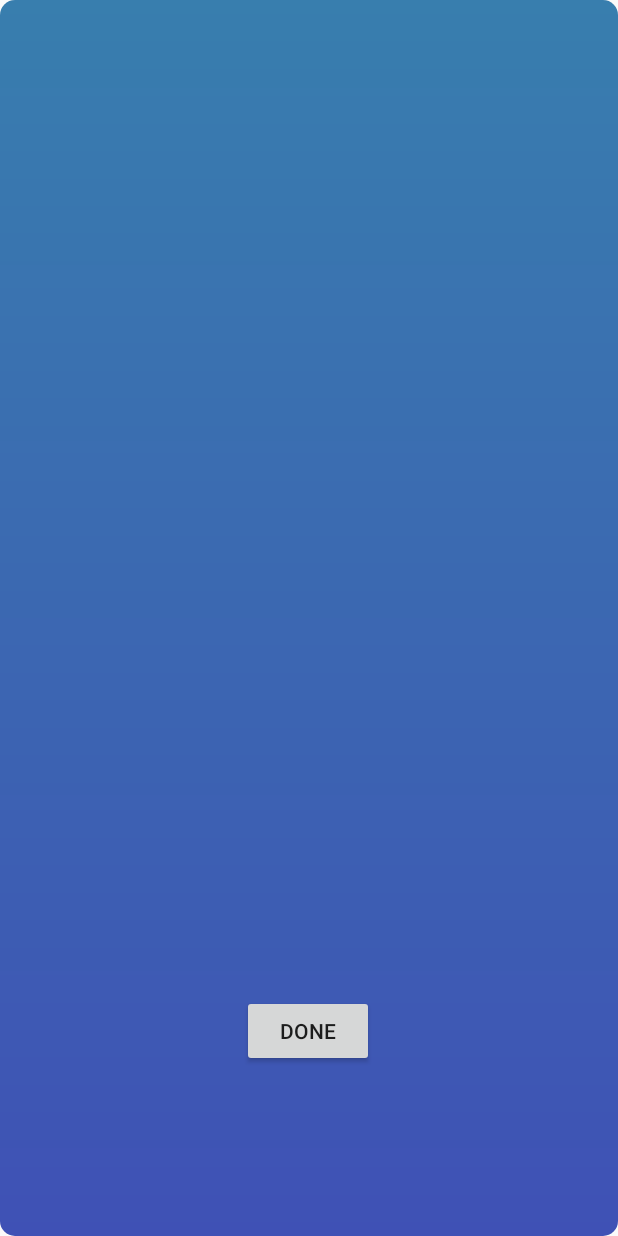
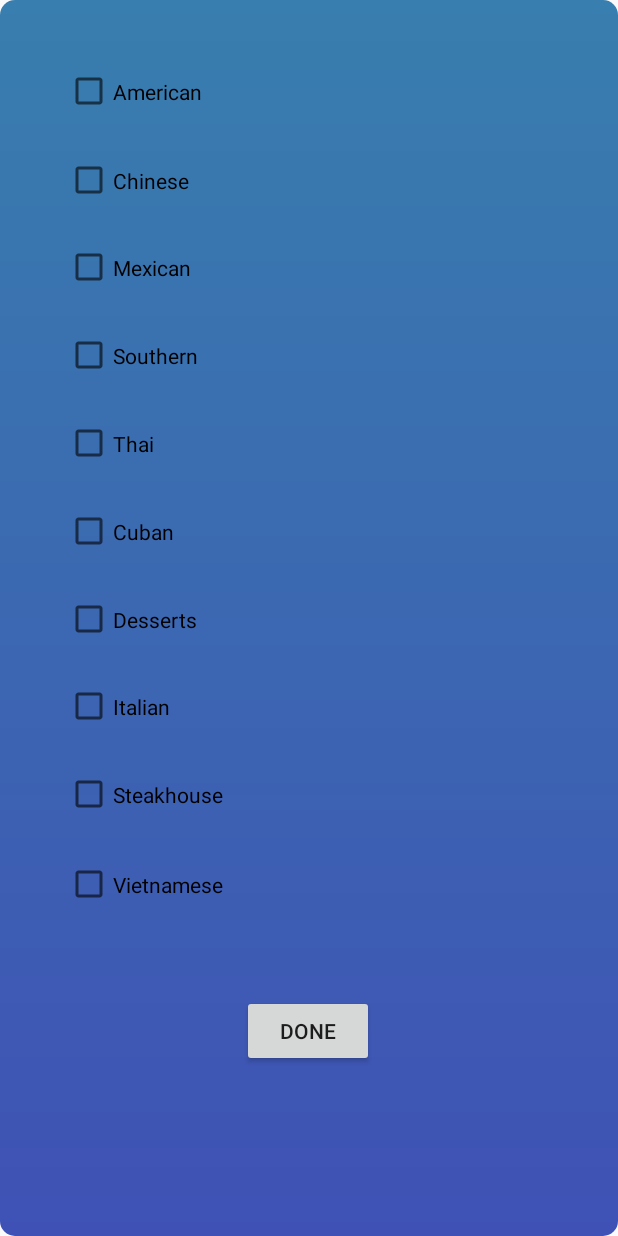
Before and after one commit to fowlerzw/355App, an Android app: the layout activity_pop_up_food_btn.xml on its own in the app's theme, with its tools: preview values and no code run, on a phone screen of 412 x 824 dp. Run offline under Robolectric (Android 15) with nearby library versions, the light colour scheme and no system bars.

Commit message:
I fixed the pop up for type of food and added checkboxes of the food options, im considering adding a recylerview if we need more room or more options but as of now it should work but does not store the type of food options selected

```diff
--- a/app/src/main/java/com/example/a355app/PopUpFoodBtnActivity.java
+++ b/app/src/main/java/com/example/a355app/PopUpFoodBtnActivity.java
@@ -30,7 +30,7 @@ public class PopUpFoodBtnActivity extends Activity {
 
         //this displays the popup
         DisplayMetrics dm = new DisplayMetrics();
-        getWindowManager();
+        getWindowManager().getDefaultDisplay().getMetrics(dm);
 
         int width = dm.widthPixels;
         int height = dm.heightPixels;
--- a/app/src/main/res/layout/activity_pop_up_food_btn.xml
+++ b/app/src/main/res/layout/activity_pop_up_food_btn.xml
@@ -19,5 +19,115 @@
         app:layout_constraintTop_toTopOf="parent"
         app:layout_constraintVertical_bias="0.855" />
 
+    <CheckBox
+        android:id="@+id/checkBox"
+        android:layout_width="325dp"
+        android:layout_height="43dp"
+        android:text="Thai"
+        app:layout_constraintBottom_toBottomOf="parent"
+        app:layout_constraintEnd_toEndOf="parent"
+        app:layout_constraintStart_toStartOf="parent"
+        app:layout_constraintTop_toTopOf="parent"
+        app:layout_constraintVertical_bias="0.351" />
+
+    <CheckBox
+        android:id="@+id/checkBox6"
+        android:layout_width="325dp"
+        android:layout_height="43dp"
+        android:text="Desserts"
+        app:layout_constraintBottom_toBottomOf="parent"
+        app:layout_constraintEnd_toEndOf="parent"
+        app:layout_constraintStart_toStartOf="parent"
+        app:layout_constraintTop_toTopOf="parent"
+        app:layout_constraintVertical_bias="0.501" />
+
+    <CheckBox
+        android:id="@+id/checkBox2"
+        android:layout_width="325dp"
+        android:layout_height="43dp"
+        android:text="Chinese"
+        app:layout_constraintBottom_toBottomOf="parent"
+        app:layout_constraintEnd_toEndOf="parent"
+        app:layout_constraintStart_toStartOf="parent"
+        app:layout_constraintTop_toTopOf="parent"
+        app:layout_constraintVertical_bias="0.126" />
+
+    <CheckBox
+        android:id="@+id/checkBox3"
+        android:layout_width="325dp"
+        android:layout_height="43dp"
+        android:text="Mexican"
+        app:layout_constraintBottom_toBottomOf="parent"
+        app:layout_constraintEnd_toEndOf="parent"
+        app:layout_constraintStart_toStartOf="parent"
+        app:layout_constraintTop_toTopOf="parent"
+        app:layout_constraintVertical_bias="0.201" />
+
+    <CheckBox
+        android:id="@+id/checkBox4"
+        android:layout_width="325dp"
+        android:layout_height="43dp"
+        android:text="Southern"
+        app:layout_constraintBottom_toBottomOf="parent"
+        app:layout_constraintEnd_toEndOf="parent"
+        app:layout_constraintStart_toStartOf="parent"
+        app:layout_constraintTop_toTopOf="parent"
+        app:layout_constraintVertical_bias="0.276" />
+
+    <CheckBox
+        android:id="@+id/checkBox5"
+        android:layout_width="325dp"
+        android:layout_height="43dp"
+        android:text="Cuban"
+        app:layout_constraintBottom_toBottomOf="parent"
+        app:layout_constraintEnd_toEndOf="parent"
+        app:layout_constraintStart_toStartOf="parent"
+        app:layout_constraintTop_toTopOf="parent"
+        app:layout_constraintVertical_bias="0.426" />
+
+    <CheckBox
+        android:id="@+id/checkBox7"
+        android:layout_width="325dp"
+        android:layout_height="43dp"
+        android:text="Italian"
+        app:layout_constraintBottom_toBottomOf="parent"
+        app:layout_constraintEnd_toEndOf="parent"
+        app:layout_constraintStart_toStartOf="parent"
+        app:layout_constraintTop_toTopOf="parent"
+        app:layout_constraintVertical_bias="0.576" />
+
+    <CheckBox
+        android:id="@+id/checkBox10"
+        android:layout_width="325dp"
+        android:layout_height="43dp"
+        android:text="Vietnamese"
+        app:layout_constraintBottom_toBottomOf="parent"
+        app:layout_constraintEnd_toEndOf="parent"
+        app:layout_constraintStart_toStartOf="parent"
+        app:layout_constraintTop_toTopOf="parent"
+        app:layout_constraintVertical_bias="0.728" />
+
+    <CheckBox
+        android:id="@+id/checkBox8"
+        android:layout_width="325dp"
+        android:layout_height="43dp"
+        android:text="Steakhouse"
+        app:layout_constraintBottom_toBottomOf="parent"
+        app:layout_constraintEnd_toEndOf="parent"
+        app:layout_constraintStart_toStartOf="parent"
+        app:layout_constraintTop_toTopOf="parent"
+        app:layout_constraintVertical_bias="0.651" />
+
+    <CheckBox
+        android:id="@+id/checkBox9"
+        android:layout_width="325dp"
+        android:layout_height="43dp"
+        android:text="American"
+        app:layout_constraintBottom_toBottomOf="parent"
+        app:layout_constraintEnd_toEndOf="parent"
+        app:layout_constraintStart_toStartOf="parent"
+        app:layout_constraintTop_toTopOf="parent"
+        app:layout_constraintVertical_bias="0.05" />
+
 
 </androidx.constraintlayout.widget.ConstraintLayout>
```
